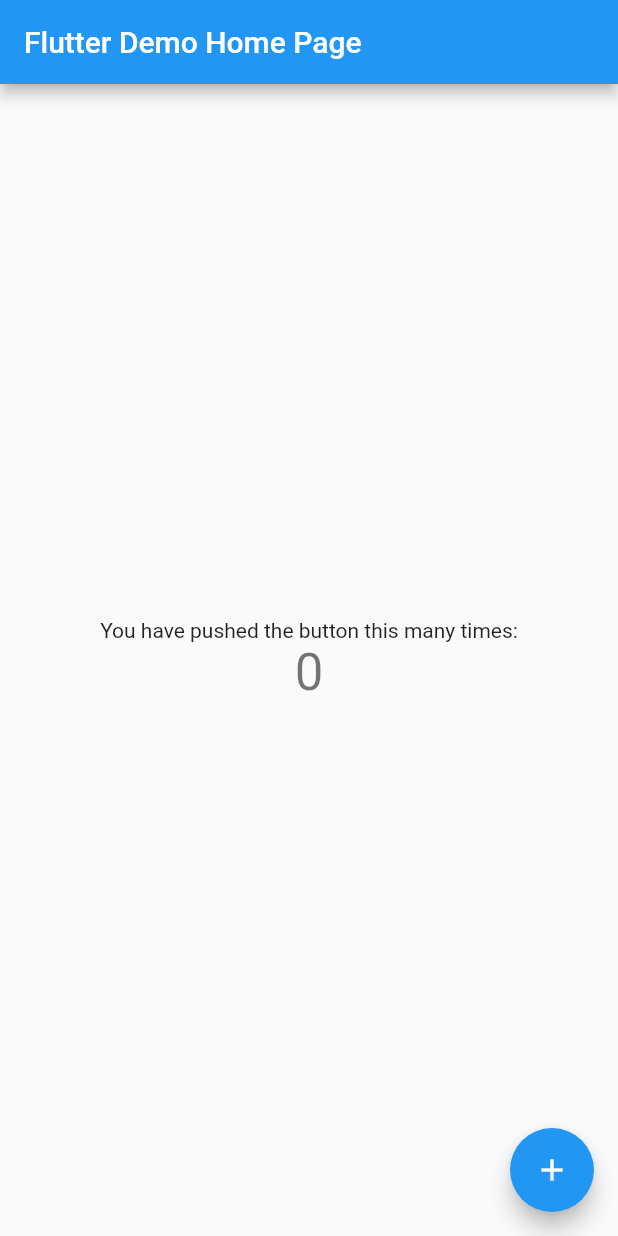
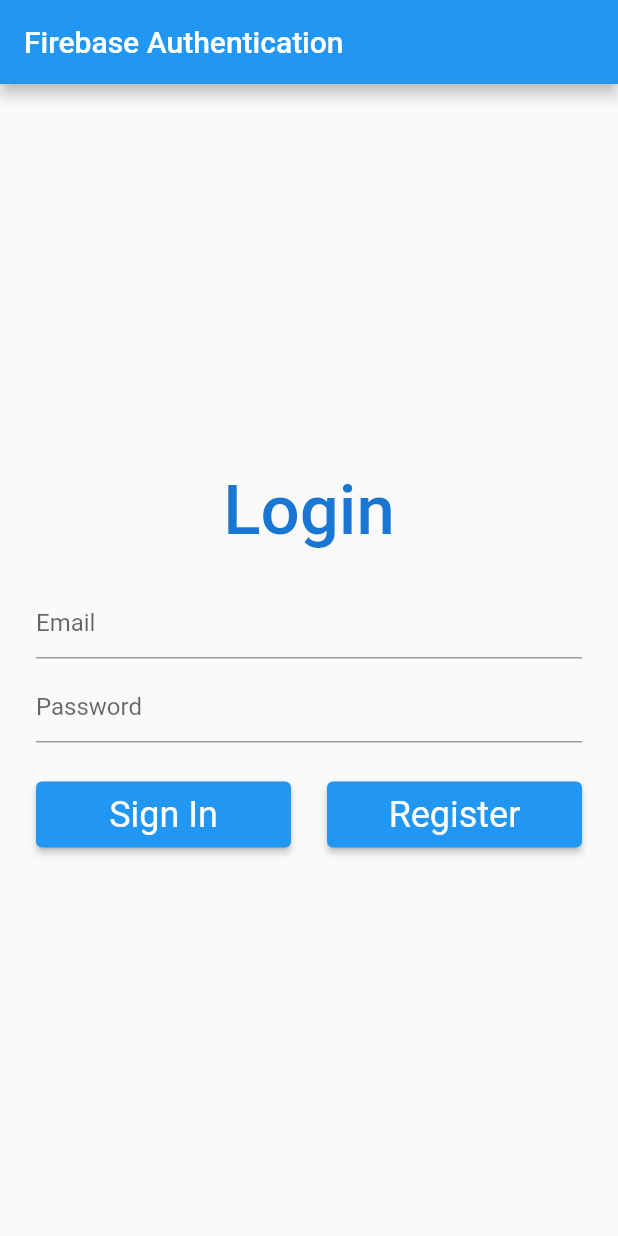
Before and after one commit to AdityaBirangal/TopUpEV, a Flutter app: the screen it shows after launch, on a phone screen of 412 x 824 dp. Run offline on Flutter 3.47's test engine with Material 2 defaults, Android fonts, the phone set to English and light mode, and no system bars; our stand-ins replace firebase_auth, firebase_core; accounts and stored records are empty.

Commit message:
Authentication Done

```diff
--- a/lib/main.dart
+++ b/lib/main.dart
@@ -1,115 +1,38 @@
 import 'package:flutter/material.dart';
 
+import 'screens/login_page.dart';
+
 void main() {
-  runApp(const MyApp());
+  runApp(MyApp());
 }
 
 class MyApp extends StatelessWidget {
-  const MyApp({Key? key}) : super(key: key);
-
-  // This widget is the root of your application.
   @override
   Widget build(BuildContext context) {
     return MaterialApp(
-      title: 'Flutter Demo',
+      title: 'Flutter Authentication',
+      debugShowCheckedModeBanner: false,
       theme: ThemeData(
-        // This is the theme of your application.
-        //
-        // Try running your application with "flutter run". You'll see the
-        // application has a blue toolbar. Then, without quitting the app, try
-        // changing the primarySwatch below to Colors.green and then invoke
-        // "hot reload" (press "r" in the console where you ran "flutter run",
-        // or simply save your changes to "hot reload" in a Flutter IDE).
-        // Notice that the counter didn't reset back to zero; the application
-        // is not restarted.
+        brightness: Brightness.light,
         primarySwatch: Colors.blue,
+        elevatedButtonTheme: ElevatedButtonThemeData(
+          style: ElevatedButton.styleFrom(
+            textStyle: const TextStyle(
+              fontSize: 24.0,
+            ),
+            padding: const EdgeInsets.fromLTRB(16.0, 8.0, 16.0, 8.0),
+          ),
+        ),
+        textTheme: TextTheme(
+          headline1: TextStyle(
+            fontSize: 46.0,
+            color: Colors.blue.shade700,
+            fontWeight: FontWeight.w500,
+          ),
+          bodyText1: const TextStyle(fontSize: 18.0),
+        ),
       ),
-      home: const MyHomePage(title: 'Flutter Demo Home Page'),
+      home: LoginPage(),
     );
   }
 }
-
-class MyHomePage extends StatefulWidget {
-  const MyHomePage({Key? key, required this.title}) : super(key: key);
-
-  // This widget is the home page of your application. It is stateful, meaning
-  // that it has a State object (defined below) that contains fields that affect
-  // how it looks.
-
-  // This class is the configuration for the state. It holds the values (in this
-  // case the title) provided by the parent (in this case the App widget) and
-  // used by the build method of the State. Fields in a Widget subclass are
-  // always marked "final".
-
-  final String title;
-
-  @override
-  State<MyHomePage> createState() => _MyHomePageState();
-}
-
-class _MyHomePageState extends State<MyHomePage> {
-  int _counter = 0;
-
-  void _incrementCounter() {
-    setState(() {
-      // This call to setState tells the Flutter framework that something has
-      // changed in this State, which causes it to rerun the build method below
-      // so that the display can reflect the updated values. If we changed
-      // _counter without calling setState(), then the build method would not be
-      // called again, and so nothing would appear to happen.
-      _counter++;
-    });
-  }
-
-  @override
-  Widget build(BuildContext context) {
-    // This method is rerun every time setState is called, for instance as done
-    // by the _incrementCounter method above.
-    //
-    // The Flutter framework has been optimized to make rerunning build methods
-    // fast, so that you can just rebuild anything that needs updating rather
-    // than having to individually change instances of widgets.
-    return Scaffold(
-      appBar: AppBar(
-        // Here we take the value from the MyHomePage object that was created by
-        // the App.build method, and use it to set our appbar title.
-        title: Text(widget.title),
-      ),
-      body: Center(
-        // Center is a layout widget. It takes a single child and positions it
-        // in the middle of the parent.
-        child: Column(
-          // Column is also a layout widget. It takes a list of children and
-          // arranges them vertically. By default, it sizes itself to fit its
-          // children horizontally, and tries to be as tall as its parent.
-          //
-          // Invoke "debug painting" (press "p" in the console, choose the
-          // "Toggle Debug Paint" action from the Flutter Inspector in Android
-          // Studio, or the "Toggle Debug Paint" command in Visual Studio Code)
-          // to see the wireframe for each widget.
-          //
-          // Column has various properties to control how it sizes itself and
-          // how it positions its children. Here we use mainAxisAlignment to
-          // center the children vertically; the main axis here is the vertical
-          // axis because Columns are vertical (the cross axis would be
-          // horizontal).
-          mainAxisAlignment: MainAxisAlignment.center,
-          children: <Widget>[
-            const Text(
-              'You have pushed the button this many times:',
-            ),
-            Text(
-              '$_counter',
-              style: Theme.of(context).textTheme.headline4,
-            ),
-          ],
-        ),
-      ),
-      floatingActionButton: FloatingActionButton(
-        onPressed: _incrementCounter,
-        tooltip: 'Increment',
-        child: const Icon(Icons.add),
-      ), // This trailing comma makes auto-formatting nicer for build methods.
-    );
-  }
-}
--- /dev/null
+++ b/lib/screens/login_page.dart
@@ -0,0 +1,191 @@
+import 'package:firebase_auth/firebase_auth.dart';
+import 'package:firebase_core/firebase_core.dart';
+
+import 'package:flutter/material.dart';
+import 'package:topupev/screens/profile_page.dart';
+import 'package:topupev/screens/register_page.dart';
+import 'package:topupev/utils/fire_auth.dart';
+import 'package:topupev/utils/validator.dart';
+
+class LoginPage extends StatefulWidget {
+  @override
+  _LoginPageState createState() => _LoginPageState();
+}
+
+class _LoginPageState extends State<LoginPage> {
+  final _formKey = GlobalKey<FormState>();
+
+  final _emailTextController = TextEditingController();
+  final _passwordTextController = TextEditingController();
+
+  final _focusEmail = FocusNode();
+  final _focusPassword = FocusNode();
+
+  bool _isProcessing = false;
+
+  Future<FirebaseApp> _initializeFirebase() async {
+    FirebaseApp firebaseApp = await Firebase.initializeApp();
+
+    User? user = FirebaseAuth.instance.currentUser;
+
+    if (user != null) {
+      Navigator.of(context).pushReplacement(
+        MaterialPageRoute(
+          builder: (context) => ProfilePage(
+            user: user,
+          ),
+        ),
+      );
+    }
+
+    return firebaseApp;
+  }
+
+  @override
+  Widget build(BuildContext context) {
+    return GestureDetector(
+      onTap: () {
+        _focusEmail.unfocus();
+        _focusPassword.unfocus();
+      },
+      child: Scaffold(
+        appBar: AppBar(
+          title: Text('Firebase Authentication'),
+        ),
+        body: FutureBuilder(
+          future: _initializeFirebase(),
+          builder: (context, snapshot) {
+            if (snapshot.connectionState == ConnectionState.done) {
+              return Padding(
+                padding: const EdgeInsets.only(left: 24.0, right: 24.0),
+                child: Column(
+                  mainAxisAlignment: MainAxisAlignment.center,
+                  children: [
+                    Padding(
+                      padding: const EdgeInsets.only(bottom: 24.0),
+                      child: Text(
+                        'Login',
+                        style: Theme.of(context).textTheme.headline1,
+                      ),
+                    ),
+                    Form(
+                      key: _formKey,
+                      child: Column(
+                        children: <Widget>[
+                          TextFormField(
+                            controller: _emailTextController,
+                            focusNode: _focusEmail,
+                            validator: (value) => Validator.validateEmail(
+                              email: value,
+                            ),
+                            decoration: InputDecoration(
+                              hintText: "Email",
+                              errorBorder: UnderlineInputBorder(
+                                borderRadius: BorderRadius.circular(6.0),
+                                borderSide: BorderSide(
+                                  color: Colors.red,
+                                ),
+                              ),
+                            ),
+                          ),
+                          SizedBox(height: 8.0),
+                          TextFormField(
+                            controller: _passwordTextController,
+                            focusNode: _focusPassword,
+                            obscureText: true,
+                            validator: (value) => Validator.validatePassword(
+                              password: value,
+                            ),
+                            decoration: InputDecoration(
+                              hintText: "Password",
+                              errorBorder: UnderlineInputBorder(
+                                borderRadius: BorderRadius.circular(6.0),
+                                borderSide: BorderSide(
+                                  color: Colors.red,
+                                ),
+                              ),
+                            ),
+                          ),
+                          SizedBox(height: 24.0),
+                          _isProcessing
+                              ? CircularProgressIndicator()
+                              : Row(
+                            mainAxisAlignment:
+                            MainAxisAlignment.spaceBetween,
+                            children: [
+                              Expanded(
+                                child: ElevatedButton(
+                                  onPressed: () async {
+                                    _focusEmail.unfocus();
+                                    _focusPassword.unfocus();
+
+                                    if (_formKey.currentState!
+                                        .validate()) {
+                                      setState(() {
+                                        _isProcessing = true;
+                                      });
+
+                                      User? user = await FireAuth
+                                          .signInUsingEmailPassword(
+                                        email: _emailTextController.text,
+                                        password:
+                                        _passwordTextController.text,
+                                      );
+
+                                      setState(() {
+                                        _isProcessing = false;
+                                      });
+
+                                      if (user != null) {
+                                        Navigator.of(context)
+                                            .pushReplacement(
+                                          MaterialPageRoute(
+                                            builder: (context) =>
+                                                ProfilePage(user: user),
+                                          ),
+                                        );
+                                      }
+                                    }
+                                  },
+                                  child: Text(
+                                    'Sign In',
+                                    style: TextStyle(color: Colors.white),
+                                  ),
+                                ),
+                              ),
+                              SizedBox(width: 24.0),
+                              Expanded(
+                                child: ElevatedButton(
+                                  onPressed: () {
+                                    Navigator.of(context).push(
+                                      MaterialPageRoute(
+                                        builder: (context) =>
+                                            RegisterPage(),
+                                      ),
+                                    );
+                                  },
+                                  child: Text(
+                                    'Register',
+                                    style: TextStyle(color: Colors.white),
+                                  ),
+                                ),
+                              ),
+                            ],
+                          )
+                        ],
+                      ),
+                    )
+                  ],
+                ),
+              );
+            }
+
+            return Center(
+              child: CircularProgressIndicator(),
+            );
+          },
+        ),
+      ),
+    );
+  }
+}
--- /dev/null
+++ b/lib/utils/fire_auth.dart
@@ -0,0 +1,69 @@
+import 'package:firebase_auth/firebase_auth.dart';
+
+class FireAuth {
+  // For registering a new user
+  static Future<User?> registerUsingEmailPassword({
+    required String name,
+    required String email,
+    required String password,
+  }) async {
+    FirebaseAuth auth = FirebaseAuth.instance;
+    User? user;
+
+    try {
+      UserCredential userCredential = await auth.createUserWithEmailAndPassword(
+        email: email,
+        password: password,
+      );
+
+      user = userCredential.user;
+      await user!.updateProfile(displayName: name);
+      await user.reload();
+      user = auth.currentUser;
+    } on FirebaseAuthException catch (e) {
+      if (e.code == 'weak-password') {
+        print('The password provided is too weak.');
+      } else if (e.code == 'email-already-in-use') {
+        print('The account already exists for that email.');
+      }
+    } catch (e) {
+      print(e);
+    }
+
+    return user;
+  }
+
+  // For signing in an user (have already registered)
+  static Future<User?> signInUsingEmailPassword({
+    required String email,
+    required String password,
+  }) async {
+    FirebaseAuth auth = FirebaseAuth.instance;
+    User? user;
+
+    try {
+      UserCredential userCredential = await auth.signInWithEmailAndPassword(
+        email: email,
+        password: password,
+      );
+      user = userCredential.user;
+    } on FirebaseAuthException catch (e) {
+      if (e.code == 'user-not-found') {
+        print('No user found for that email.');
+      } else if (e.code == 'wrong-password') {
+        print('Wrong password provided.');
+      }
+    }
+
+    return user;
+  }
+
+  static Future<User?> refreshUser(User user) async {
+    FirebaseAuth auth = FirebaseAuth.instance;
+
+    await user.reload();
+    User? refreshedUser = auth.currentUser;
+
+    return refreshedUser;
+  }
+}
--- /dev/null
+++ b/lib/utils/validator.dart
@@ -0,0 +1,44 @@
+class Validator {
+  static String? validateName({required String? name}) {
+    if (name == null) {
+      return null;
+    }
+
+    if (name.isEmpty) {
+      return 'Name can\'t be empty';
+    }
+
+    return null;
+  }
+
+  static String? validateEmail({required String? email}) {
+    if (email == null) {
+      return null;
+    }
+
+    RegExp emailRegExp = RegExp(
+        r"^[a-zA-Z0-9.!#$%&'*+/=?^_`{|}~-]+@[a-zA-Z0-9](?:[a-zA-Z0-9-]{0,253}[a-zA-Z0-9])?(?:\.[a-zA-Z0-9](?:[a-zA-Z0-9-]{0,253}[a-zA-Z0-9])?)*$");
+
+    if (email.isEmpty) {
+      return 'Email can\'t be empty';
+    } else if (!emailRegExp.hasMatch(email)) {
+      return 'Enter a correct email';
+    }
+
+    return null;
+  }
+
+  static String? validatePassword({required String? password}) {
+    if (password == null) {
+      return null;
+    }
+
+    if (password.isEmpty) {
+      return 'Password can\'t be empty';
+    } else if (password.length < 6) {
+      return 'Enter a password with length at least 6';
+    }
+
+    return null;
+  }
+}
```
Also changed, not shown: lib/screens/profile_page.dart (added, +126 -0 lines), lib/screens/register_page.dart (added, +155 -0 lines), 8 other files.
